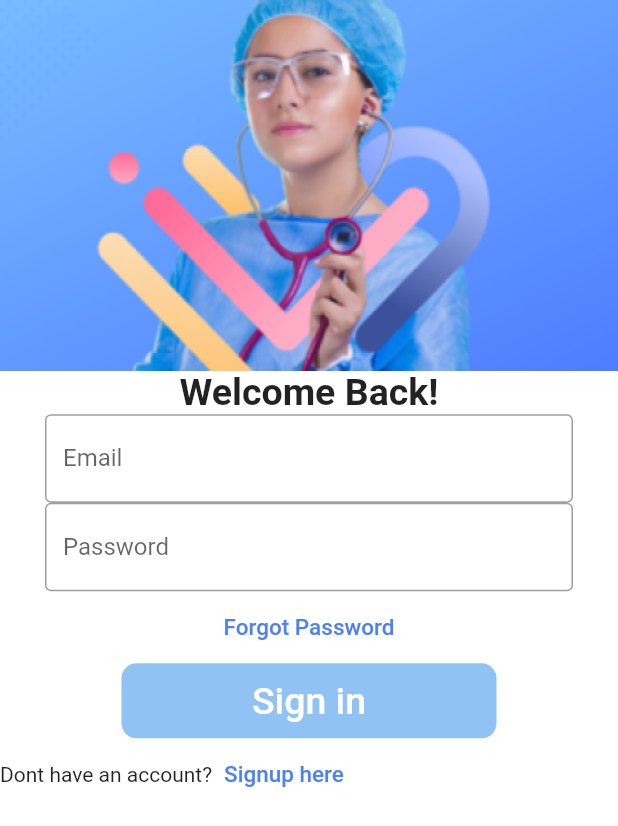
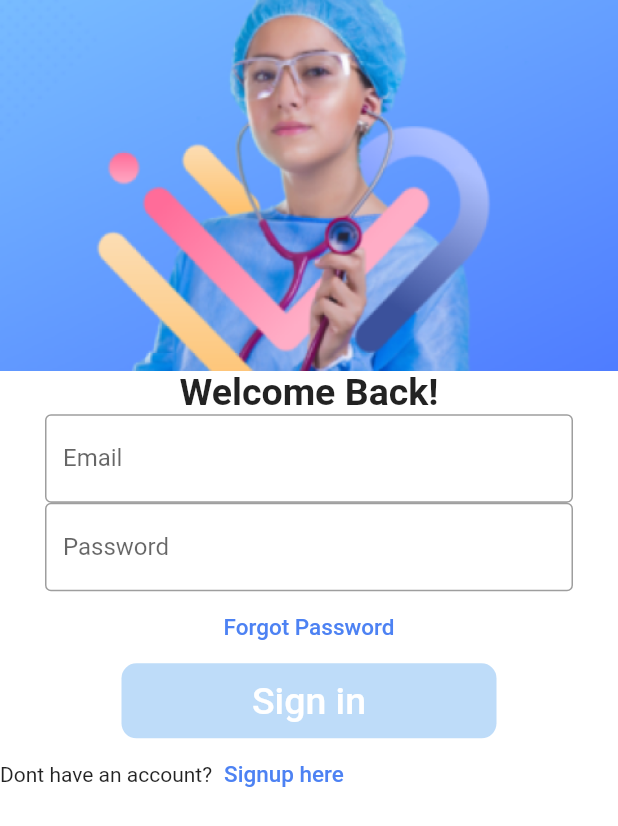
Before and after one commit to ronealdenila/davnor-medicare, a Flutter app: the screen it shows after launch, on a phone screen of 412 x 824 dp. Shown: the top 826 px of the screen. Run offline on Flutter 3.47's test engine with Material 2 defaults, Android fonts, the phone set to English and light mode, and no system bars; our stand-ins replace cloud_firestore, firebase_auth, firebase_core, get_it; accounts and stored records are empty.

Commit message:
update some stuffs

```diff
--- a/lib/constants/route_paths.dart
+++ b/lib/constants/route_paths.dart
@@ -1,4 +1,6 @@
 const String LoginRoute = 'Login';
 const String PatientHomeRoute = 'PatientHome';
+const String ForgotPasswordRoute = 'ForgotPassword';
 const String TermsAndPolicyRoute = 'TermsAndPolicy';
 const String DoctorApplicationInstructionRoute = 'DoctorApplicationInstruction';
+const String SignupRoute = 'Signup';
--- a/lib/core/services/authentication_service.dart
+++ b/lib/core/services/authentication_service.dart
@@ -44,8 +44,8 @@ class AuthenticationService {
           if (documentSnapshot.exists) {
             userRole = documentSnapshot["usertype"];
             print('User Type: ' + userRole!);
-            print('First Name: ' + documentSnapshot["firstname"]);
-            print('Last Name: ' + documentSnapshot["lastname"]);
+            // print('First Name: ' + documentSnapshot["firstname"]);
+            // print('Last Name: ' + documentSnapshot["lastname"]);
           }
         },
       );
--- a/lib/routes.dart
+++ b/lib/routes.dart
@@ -1,5 +1,7 @@
 import 'package:davnor_medicare/ui/screens/global/doctor_application_instruction.dart';
+import 'package:davnor_medicare/ui/screens/global/forgot_password.dart';
 import 'package:davnor_medicare/ui/screens/global/login.dart';
+import 'package:davnor_medicare/ui/screens/global/signup.dart';
 import 'package:davnor_medicare/ui/screens/global/terms_and_policy.dart';
 import 'package:davnor_medicare/ui/screens/patient/home.dart';
 
@@ -17,7 +19,16 @@ Route<dynamic> generateRoute(RouteSettings settings) {
       return MaterialPageRoute(builder: (context) => TermsAndPolicyScreen());
     case routes.DoctorApplicationInstructionRoute:
       return MaterialPageRoute(
-          builder: (context) => DoctorApplicationInstructionScreen());
+        builder: (context) => DoctorApplicationInstructionScreen(),
+      );
+    case routes.ForgotPasswordRoute:
+      return MaterialPageRoute(
+        builder: (context) => ForgotPasswordScreen(),
+      );
+    case routes.SignupRoute:
+      return MaterialPageRoute(
+        builder: (context) => SignupScreen(),
+      );
     default:
       return MaterialPageRoute(
         builder: (context) => Scaffold(
--- a/lib/ui/screens/global/login.dart
+++ b/lib/ui/screens/global/login.dart
@@ -63,7 +63,9 @@ class LoginScreen extends StatelessWidget {
               Padding(
                 padding: EdgeInsets.symmetric(horizontal: 30),
                 child: TextButton(
-                  onPressed: () {},
+                  onPressed: () {
+                    _navigationService.navigateTo(routes.ForgotPasswordRoute);
+                  },
                   child: Text(
                     'Forgot Password',
                     textAlign: TextAlign.right,
@@ -78,7 +80,7 @@ class LoginScreen extends StatelessWidget {
                 height: 50,
                 width: 250,
                 decoration: BoxDecoration(
-                    color: kcVerySoftBlueColor,
+                    color: kcVerySoftBlueColor[20],
                     borderRadius: BorderRadius.circular(10)),
                 child: TextButton(
                   onPressed: () {
@@ -101,7 +103,7 @@ class LoginScreen extends StatelessWidget {
                   ),
                   TextButton(
                     onPressed: () {
-                      // _navigationService.navigateTo(routes.)
+                      _navigationService.navigateTo(routes.SignupRoute);
                     },
                     child: Text(
                       'Signup here',
--- a/lib/ui/shared/styles.dart
+++ b/lib/ui/shared/styles.dart
@@ -1,3 +1,7 @@
 import 'package:flutter/material.dart';
 
 // const TextStyle titlesStyle
+const TextStyle heading1Style = TextStyle(
+  fontSize: 34,
+  fontWeight: FontWeight.w400,
+);
```
Also changed, not shown: lib/ui/screens/global/signup.dart (added, +14 -0 lines), lib/constants/app_strings.dart (added), pubspec.lock.
